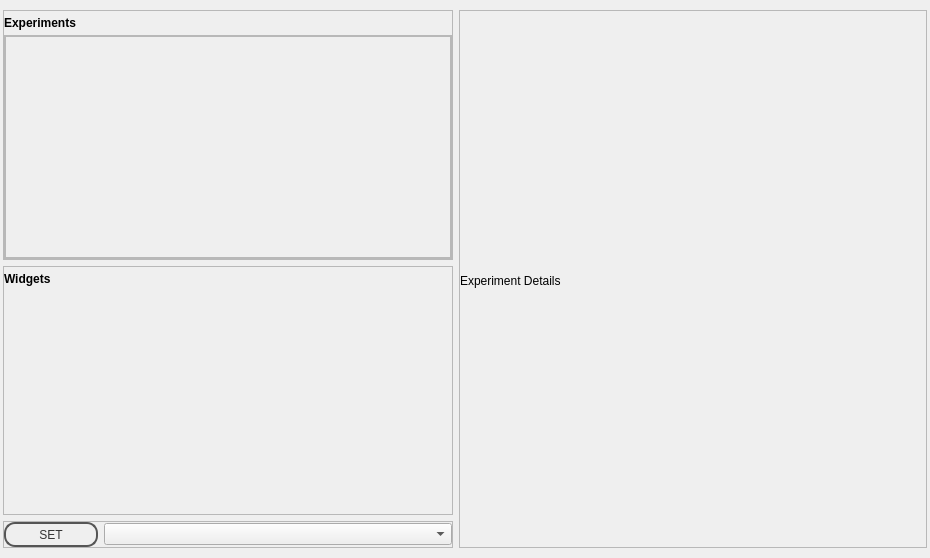
jithinbp/vLabtool-v0, file v0/templates/template_experiments.ui: the form before one commit.
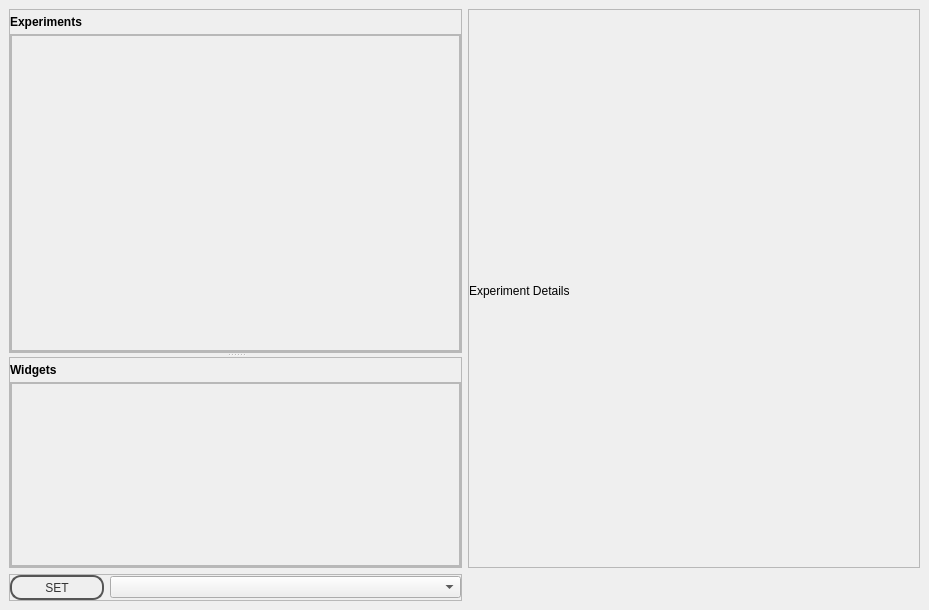
The form after the commit.

What changed in the file:
```diff
--- a/v0/templates/template_experiments.ui
+++ b/v0/templates/template_experiments.ui
@@ -6,8 +6,8 @@
    <rect>
     <x>0</x>
     <y>0</y>
-    <width>930</width>
-    <height>558</height>
+    <width>929</width>
+    <height>610</height>
    </rect>
   </property>
   <property name="windowTitle">
@@ -84,115 +84,12 @@
     <string notr="true"/>
    </property>
    <layout class="QGridLayout" name="gridLayout">
-    <property name="leftMargin">
-     <number>3</number>
-    </property>
-    <property name="topMargin">
-     <number>10</number>
-    </property>
-    <property name="rightMargin">
-     <number>3</number>
-    </property>
-    <property name="bottomMargin">
-     <number>10</number>
-    </property>
-    <item row="1" column="0">
-     <widget class="QFrame" name="widgetFrameOuter">
-      <property name="sizePolicy">
-       <sizepolicy hsizetype="Preferred" vsizetype="Preferred">
-        <horstretch>0</horstretch>
-        <verstretch>0</verstretch>
-       </sizepolicy>
-      </property>
-      <property name="styleSheet">
-       <string notr="true"/>
-      </property>
-      <property name="frameShape">
-       <enum>QFrame::StyledPanel</enum>
-      </property>
-      <property name="frameShadow">
-       <enum>QFrame::Raised</enum>
-      </property>
-      <property name="class" stdset="0">
-       <string>PeripheralCollection</string>
-      </property>
-      <layout class="QVBoxLayout" name="verticalLayout_3">
-       <property name="spacing">
-        <number>5</number>
-       </property>
-       <property name="leftMargin">
-        <number>0</number>
-       </property>
-       <property name="topMargin">
-        <number>5</number>
-       </property>
-       <property name="rightMargin">
-        <number>0</number>
-       </property>
-       <property name="bottomMargin">
-        <number>0</number>
-       </property>
-       <item>
-        <widget class="QLabel" name="label_3">
-         <property name="sizePolicy">
-          <sizepolicy hsizetype="Preferred" vsizetype="Maximum">
-           <horstretch>0</horstretch>
-           <verstretch>0</verstretch>
-          </sizepolicy>
-         </property>
-         <property name="font">
-          <font>
-           <weight>75</weight>
-           <bold>true</bold>
-          </font>
-         </property>
-         <property name="text">
-          <string>Widgets</string>
-         </property>
-        </widget>
-       </item>
-       <item>
-        <widget class="QFrame" name="WidgetFrame">
-         <property name="sizePolicy">
-          <sizepolicy hsizetype="Preferred" vsizetype="Expanding">
-           <horstretch>0</horstretch>
-           <verstretch>0</verstretch>
-          </sizepolicy>
-         </property>
-         <property name="class" stdset="0">
-          <string>PeripheralCollectionInner</string>
-         </property>
-         <layout class="QGridLayout" name="gridLayout_3">
-          <property name="leftMargin">
-           <number>0</number>
-          </property>
-          <property name="topMargin">
-           <number>5</number>
-          </property>
-          <property name="rightMargin">
-           <number>0</number>
-          </property>
-          <property name="bottomMargin">
-           <number>0</number>
-          </property>
-          <property name="spacing">
-           <number>5</number>
-          </property>
           <item row="0" column="0">
-           <layout class="QGridLayout" name="WidgetLayout">
-            <property name="spacing">
-             <number>4</number>
-            </property>
-           </layout>
-          </item>
-         </layout>
-        </widget>
-       </item>
-      </layout>
-     </widget>
-    </item>
-    <item row="0" column="0">
-     <widget class="QFrame" name="frame">
+     <widget class="QSplitter" name="splitter">
+      <property name="orientation">
+       <enum>Qt::Vertical</enum>
+      </property>
+      <widget class="QFrame" name="ExperimentFrameOuter">
       <property name="sizePolicy">
        <sizepolicy hsizetype="Maximum" vsizetype="Preferred">
         <horstretch>0</horstretch>
@@ -277,8 +174,8 @@
            <rect>
             <x>0</x>
             <y>0</y>
-            <width>446</width>
-            <height>205</height>
+             <width>449</width>
+             <height>279</height>
            </rect>
           </property>
           <property name="sizePolicy">
@@ -287,6 +184,9 @@
             <verstretch>0</verstretch>
            </sizepolicy>
           </property>
+           <property name="styleSheet">
+            <string notr="true"/>
+           </property>
           <layout class="QVBoxLayout" name="tmpl">
            <property name="spacing">
             <number>0</number>
@@ -302,6 +202,9 @@
                <verstretch>0</verstretch>
               </sizepolicy>
              </property>
+              <property name="styleSheet">
+               <string notr="true"/>
+              </property>
              <property name="frameShape">
               <enum>QFrame::StyledPanel</enum>
              </property>
@@ -327,24 +230,205 @@
               <property name="spacing">
                <number>5</number>
               </property>
+               <item row="1" column="0">
+                <spacer name="verticalSpacer">
+                 <property name="orientation">
+                  <enum>Qt::Vertical</enum>
+                 </property>
+                 <property name="sizeHint" stdset="0">
+                  <size>
+                   <width>20</width>
+                   <height>40</height>
+                  </size>
+                 </property>
+                </spacer>
+               </item>
               <item row="0" column="0">
-               <layout class="QGridLayout" name="ExperimentLayout">
+                <layout class="QGridLayout" name="ExperimentLayout"/>
+               </item>
+              </layout>
+             </widget>
+            </item>
+           </layout>
+          </widget>
+         </widget>
+        </item>
+       </layout>
+      </widget>
+      <widget class="QFrame" name="widgetFrameOuter">
+       <property name="sizePolicy">
+        <sizepolicy hsizetype="Preferred" vsizetype="Preferred">
+         <horstretch>0</horstretch>
+         <verstretch>0</verstretch>
+        </sizepolicy>
+       </property>
+       <property name="styleSheet">
+        <string notr="true"/>
+       </property>
+       <property name="frameShape">
+        <enum>QFrame::StyledPanel</enum>
+       </property>
+       <property name="frameShadow">
+        <enum>QFrame::Raised</enum>
+       </property>
+       <property name="class" stdset="0">
+        <string>PeripheralCollection</string>
+       </property>
+       <layout class="QVBoxLayout" name="verticalLayout_3">
                 <property name="spacing">
-                 <number>4</number>
-                </property>
-               </layout>
+         <number>5</number>
+        </property>
+        <property name="leftMargin">
+         <number>0</number>
+        </property>
+        <property name="topMargin">
+         <number>5</number>
+        </property>
+        <property name="rightMargin">
+         <number>0</number>
+        </property>
+        <property name="bottomMargin">
+         <number>0</number>
+        </property>
+        <item>
+         <widget class="QLabel" name="label_3">
+          <property name="sizePolicy">
+           <sizepolicy hsizetype="Preferred" vsizetype="Maximum">
+            <horstretch>0</horstretch>
+            <verstretch>0</verstretch>
+           </sizepolicy>
+          </property>
+          <property name="font">
+           <font>
+            <weight>75</weight>
+            <bold>true</bold>
+           </font>
+          </property>
+          <property name="text">
+           <string>Widgets</string>
+          </property>
+         </widget>
+        </item>
+        <item>
+         <widget class="QScrollArea" name="scrollArea_2">
+          <property name="sizePolicy">
+           <sizepolicy hsizetype="Preferred" vsizetype="Expanding">
+            <horstretch>0</horstretch>
+            <verstretch>0</verstretch>
+           </sizepolicy>
+          </property>
+          <property name="styleSheet">
+           <string notr="true">QWidget.scrollBG{
+background:transparent;
+}</string>
+          </property>
+          <property name="widgetResizable">
+           <bool>true</bool>
+          </property>
+          <widget class="QWidget" name="scrollAreaWidgetContents_2">
+           <property name="geometry">
+            <rect>
+             <x>0</x>
+             <y>0</y>
+             <width>449</width>
+             <height>185</height>
+            </rect>
+           </property>
+           <property name="styleSheet">
+            <string notr="true"/>
+           </property>
+           <layout class="QGridLayout" name="gridLayout_3">
+            <property name="margin">
+             <number>0</number>
+            </property>
+            <property name="spacing">
+             <number>0</number>
+            </property>
+            <item row="0" column="0">
+             <widget class="QFrame" name="frame_3">
+              <property name="frameShape">
+               <enum>QFrame::StyledPanel</enum>
+              </property>
+              <property name="frameShadow">
+               <enum>QFrame::Raised</enum>
+              </property>
+              <layout class="QGridLayout" name="gridLayout_4">
+               <property name="leftMargin">
+                <number>0</number>
+               </property>
+               <property name="topMargin">
+                <number>5</number>
+               </property>
+               <property name="rightMargin">
+                <number>0</number>
+               </property>
+               <property name="bottomMargin">
+                <number>0</number>
+               </property>
+               <property name="spacing">
+                <number>5</number>
+               </property>
+               <item row="0" column="0">
+                <layout class="QGridLayout" name="WidgetLayout"/>
+               </item>
+              </layout>
+             </widget>
               </item>
              </layout>
             </widget>
+         </widget>
            </item>
           </layout>
          </widget>
         </widget>
        </item>
+    <item row="0" column="1">
+     <widget class="QFrame" name="helpFrameOuter">
+      <property name="frameShape">
+       <enum>QFrame::StyledPanel</enum>
+      </property>
+      <property name="frameShadow">
+       <enum>QFrame::Raised</enum>
+      </property>
+      <property name="class" stdset="0">
+       <string>PeripheralCollection</string>
+      </property>
+      <layout class="QVBoxLayout" name="verticalLayout_2">
+       <property name="spacing">
+        <number>5</number>
+       </property>
+       <property name="leftMargin">
+        <number>0</number>
+       </property>
+       <property name="topMargin">
+        <number>5</number>
+       </property>
+       <property name="rightMargin">
+        <number>0</number>
+       </property>
+       <property name="bottomMargin">
+        <number>0</number>
+       </property>
+       <item>
+        <widget class="QLabel" name="label">
+         <property name="sizePolicy">
+          <sizepolicy hsizetype="Preferred" vsizetype="Maximum">
+           <horstretch>0</horstretch>
+           <verstretch>0</verstretch>
+          </sizepolicy>
+         </property>
+         <property name="text">
+          <string>Experiment Details</string>
+         </property>
+        </widget>
+       </item>
+       <item>
+        <layout class="QVBoxLayout" name="helpLayout"/>
+       </item>
       </layout>
      </widget>
     </item>
-    <item row="2" column="0">
+    <item row="1" column="0">
      <widget class="QFrame" name="frame_2">
       <property name="sizePolicy">
        <sizepolicy hsizetype="Preferred" vsizetype="Maximum">
@@ -387,52 +471,6 @@
       </layout>
      </widget>
     </item>
-    <item row="0" column="1" rowspan="3">
-     <widget class="QFrame" name="helpFrameOuter">
-      <property name="frameShape">
-       <enum>QFrame::StyledPanel</enum>
-      </property>
-      <property name="frameShadow">
-       <enum>QFrame::Raised</enum>
-      </property>
-      <property name="class" stdset="0">
-       <string>PeripheralCollection</string>
-      </property>
-      <layout class="QVBoxLayout" name="verticalLayout_2">
-       <property name="spacing">
-        <number>5</number>
-       </property>
-       <property name="leftMargin">
-        <number>0</number>
-       </property>
-       <property name="topMargin">
-        <number>5</number>
-       </property>
-       <property name="rightMargin">
-        <number>0</number>
-       </property>
-       <property name="bottomMargin">
-        <number>0</number>
-       </property>
-       <item>
-        <widget class="QLabel" name="label">
-         <property name="sizePolicy">
-          <sizepolicy hsizetype="Preferred" vsizetype="Maximum">
-           <horstretch>0</horstretch>
-           <verstretch>0</verstretch>
-          </sizepolicy>
-         </property>
-         <property name="text">
-          <string>Experiment Details</string>
-         </property>
-        </widget>
-       </item>
-       <item>
-        <layout class="QVBoxLayout" name="helpLayout"/>
-       </item>
-      </layout>
-     </widget>
-    </item>
    </layout>
   </widget>
   <widget class="QMenuBar" name="menubar">
```
Left out of the diff: 5 changed lines with no effect on the pictures. Lines whose indentation alone changed are shown as unchanged.
